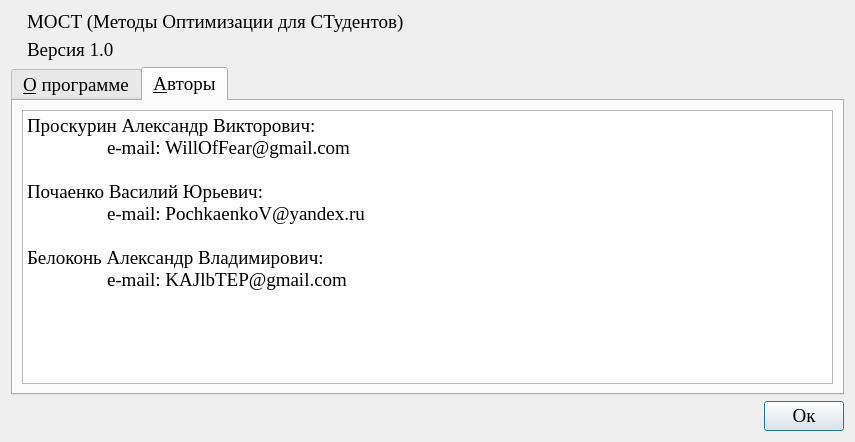
This is optimizationmethods/ui/aboutProgram.ui in Eliminationzx/optimizationmethods as Qt 5 draws it before an edit. The edited form follows.
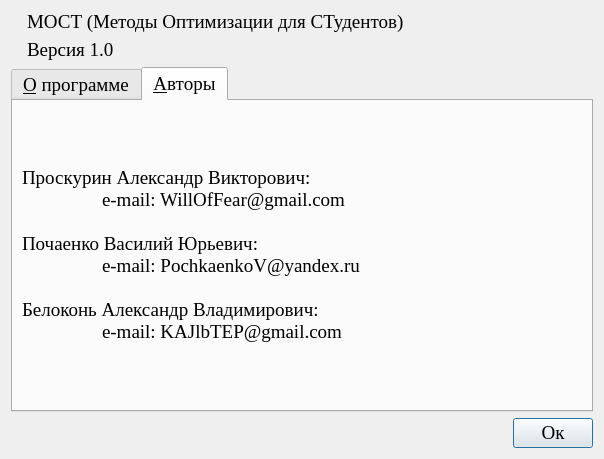
This is the edited form. The open tabs and pages were chosen to show the change. Icons and pictures are not drawn.

Commit message: Поправил окно "О программе".

The edit to the form file:
```diff
--- a/optimizationmethods/ui/aboutProgram.ui
+++ b/optimizationmethods/ui/aboutProgram.ui
@@ -6,22 +6,10 @@
    <rect>
     <x>0</x>
     <y>0</y>
-    <width>855</width>
-    <height>442</height>
+    <width>604</width>
+    <height>459</height>
    </rect>
   </property>
-  <property name="minimumSize">
-   <size>
-    <width>830</width>
-    <height>410</height>
-   </size>
-  </property>
-  <property name="maximumSize">
-   <size>
-    <width>950</width>
-    <height>500</height>
-   </size>
-  </property>
   <property name="font">
    <font>
     <family>Times New Roman</family>
@@ -105,23 +93,29 @@
         </attribute>
         <layout class="QGridLayout" name="gridLayout_4">
          <item row="0" column="0">
-          <widget class="QTextEdit" name="textEdit_2">
-           <property name="readOnly">
-            <bool>true</bool>
-           </property>
-           <property name="html">
+          <widget class="QLabel" name="label_5">
+           <property name="text">
             <string>&lt;!DOCTYPE HTML PUBLIC &quot;-//W3C//DTD HTML 4.0//EN&quot; &quot;http://www.w3.org/TR/REC-html40/strict.dtd&quot;&gt;
 &lt;html&gt;&lt;head&gt;&lt;meta name=&quot;qrichtext&quot; content=&quot;1&quot; /&gt;&lt;style type=&quot;text/css&quot;&gt;
 p, li { white-space: pre-wrap; }
-&lt;/style&gt;&lt;/head&gt;&lt;body style=&quot; font-family:'Times New Roman'; font-size:14pt; font-weight:400; font-style:normal;&quot;&gt;
-&lt;p style=&quot; margin-top:0px; margin-bottom:0px; margin-left:0px; margin-right:0px; -qt-block-indent:0; text-indent:0px;&quot;&gt;Проскурин Александр Викторович: &lt;/p&gt;
-&lt;p style=&quot; margin-top:0px; margin-bottom:0px; margin-left:0px; margin-right:0px; -qt-block-indent:0; text-indent:0px;&quot;&gt;	e-mail: WillOfFear@gmail.com&lt;/p&gt;
-&lt;p style=&quot;-qt-paragraph-type:empty; margin-top:0px; margin-bottom:0px; margin-left:0px; margin-right:0px; -qt-block-indent:0; text-indent:0px;&quot;&gt;&lt;/p&gt;
-&lt;p style=&quot; margin-top:0px; margin-bottom:0px; margin-left:0px; margin-right:0px; -qt-block-indent:0; text-indent:0px;&quot;&gt;Почаенко Василий Юрьевич:&lt;/p&gt;
-&lt;p style=&quot; margin-top:0px; margin-bottom:0px; margin-left:0px; margin-right:0px; -qt-block-indent:0; text-indent:0px;&quot;&gt;	e-mail: PochkaenkoV@yandex.ru&lt;/p&gt;
-&lt;p style=&quot;-qt-paragraph-type:empty; margin-top:0px; margin-bottom:0px; margin-left:0px; margin-right:0px; -qt-block-indent:0; text-indent:0px;&quot;&gt;&lt;/p&gt;
-&lt;p style=&quot; margin-top:0px; margin-bottom:0px; margin-left:0px; margin-right:0px; -qt-block-indent:0; text-indent:0px;&quot;&gt;Белоконь Александр Владимирович:&lt;/p&gt;
-&lt;p style=&quot; margin-top:0px; margin-bottom:0px; margin-left:0px; margin-right:0px; -qt-block-indent:0; text-indent:0px;&quot;&gt;	e-mail: KAJlbTEP@gmail.com&lt;/p&gt;&lt;/body&gt;&lt;/html&gt;</string>
+&lt;/style&gt;&lt;/head&gt;&lt;body style=&quot; font-family:'Sans Serif'; font-size:12pt; font-weight:400; font-style:normal;&quot;&gt;
+&lt;p style=&quot; margin-top:0px; margin-bottom:0px; margin-left:0px; margin-right:0px; -qt-block-indent:0; text-indent:0px;&quot;&gt;&lt;span style=&quot; font-family:'Times New Roman'; font-size:14pt;&quot;&gt;Проскурин Александр Викторович: &lt;/span&gt;&lt;/p&gt;
+&lt;p style=&quot; margin-top:0px; margin-bottom:0px; margin-left:0px; margin-right:0px; -qt-block-indent:0; text-indent:0px;&quot;&gt;&lt;span style=&quot; font-family:'Times New Roman'; font-size:14pt;&quot;&gt;	e-mail: WillOfFear@gmail.com&lt;/span&gt;&lt;/p&gt;
+&lt;p style=&quot;-qt-paragraph-type:empty; margin-top:0px; margin-bottom:0px; margin-left:0px; margin-right:0px; -qt-block-indent:0; text-indent:0px; font-family:'Times New Roman'; font-size:14pt;&quot;&gt;&lt;/p&gt;
+&lt;p style=&quot; margin-top:0px; margin-bottom:0px; margin-left:0px; margin-right:0px; -qt-block-indent:0; text-indent:0px;&quot;&gt;&lt;span style=&quot; font-family:'Times New Roman'; font-size:14pt;&quot;&gt;Почаенко Василий Юрьевич:&lt;/span&gt;&lt;/p&gt;
+&lt;p style=&quot; margin-top:0px; margin-bottom:0px; margin-left:0px; margin-right:0px; -qt-block-indent:0; text-indent:0px;&quot;&gt;&lt;span style=&quot; font-family:'Times New Roman'; font-size:14pt;&quot;&gt;	e-mail: PochkaenkoV@yandex.ru&lt;/span&gt;&lt;/p&gt;
+&lt;p style=&quot;-qt-paragraph-type:empty; margin-top:0px; margin-bottom:0px; margin-left:0px; margin-right:0px; -qt-block-indent:0; text-indent:0px; font-family:'Times New Roman'; font-size:14pt;&quot;&gt;&lt;/p&gt;
+&lt;p style=&quot; margin-top:0px; margin-bottom:0px; margin-left:0px; margin-right:0px; -qt-block-indent:0; text-indent:0px;&quot;&gt;&lt;span style=&quot; font-family:'Times New Roman'; font-size:14pt;&quot;&gt;Белоконь Александр Владимирович:&lt;/span&gt;&lt;/p&gt;
+&lt;p style=&quot; margin-top:0px; margin-bottom:0px; margin-left:0px; margin-right:0px; -qt-block-indent:0; text-indent:0px;&quot;&gt;&lt;span style=&quot; font-family:'Times New Roman'; font-size:14pt;&quot;&gt;	e-mail: KAJlbTEP@gmail.com&lt;/span&gt;&lt;/p&gt;&lt;/body&gt;&lt;/html&gt;</string>
+           </property>
+           <property name="wordWrap">
+            <bool>true</bool>
+           </property>
+           <property name="openExternalLinks">
+            <bool>true</bool>
+           </property>
+           <property name="textInteractionFlags">
+            <set>Qt::LinksAccessibleByMouse|Qt::TextSelectableByMouse</set>
            </property>
           </widget>
          </item>
```
Left out of the diff: 45 changed lines with no effect on the pictures.
